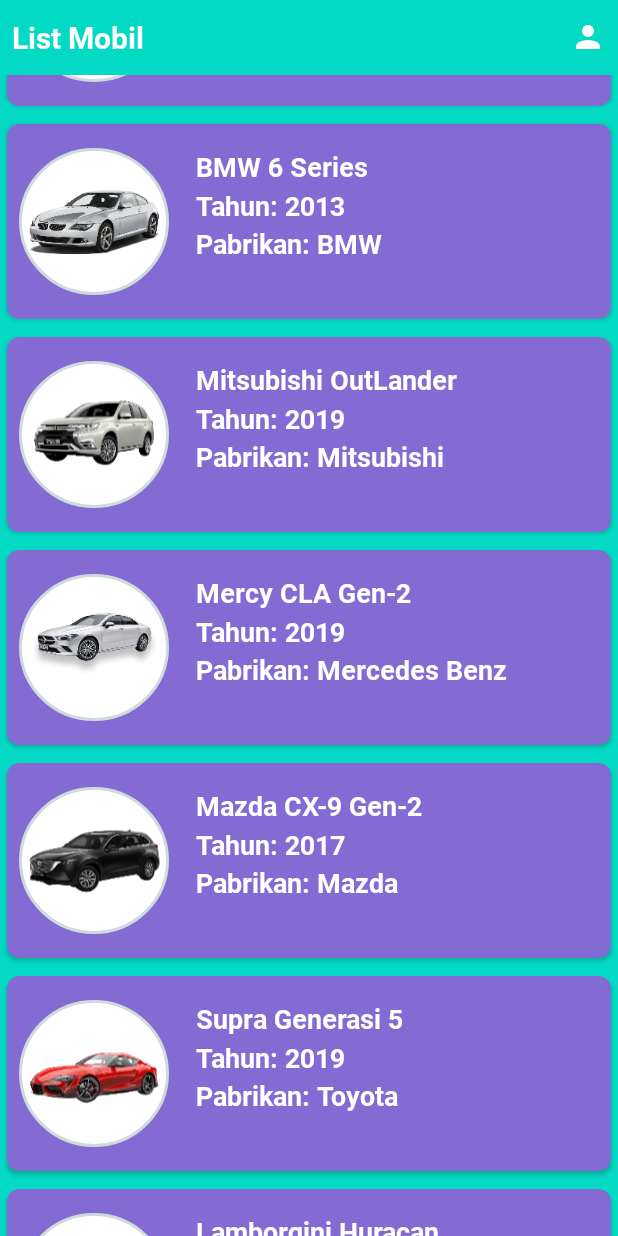
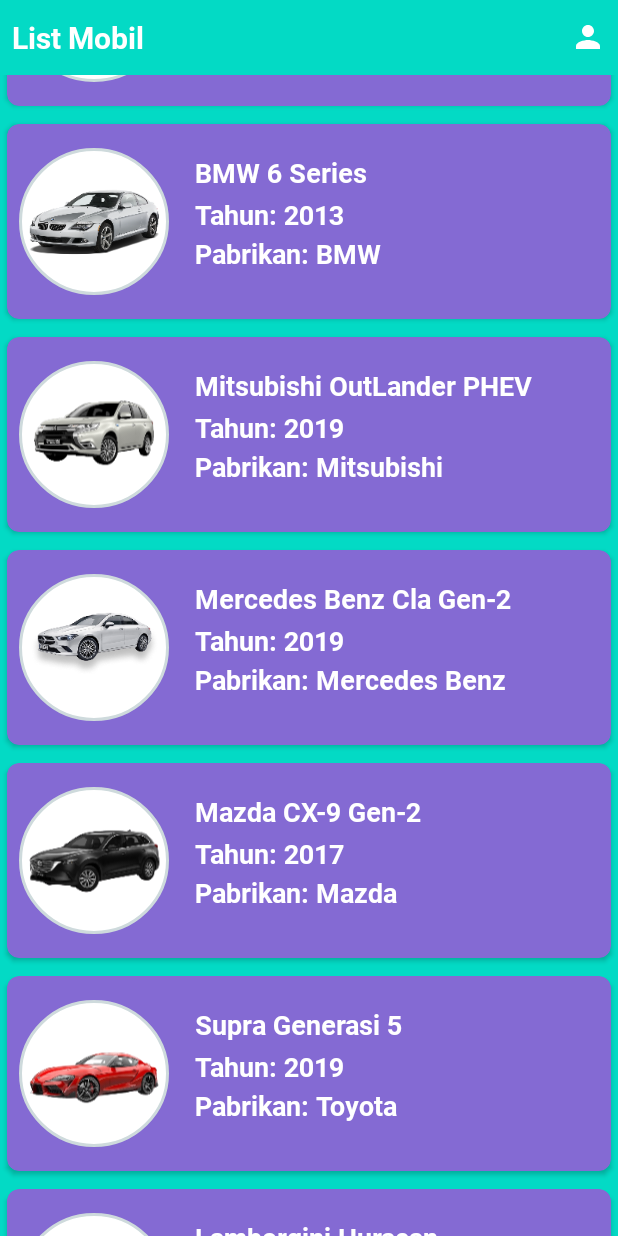
Before and after one commit to IhsanKurnia/GearBoxShop, an Android app: the screen it shows after launch (ListMobilActivity), scrolled down 541 dp, on a phone screen of 412 x 824 dp. Run offline under Robolectric (Android 15) with nearby library versions, the phone set to English and light mode, and no system bars.

```diff
--- a/app/src/main/java/com/ihsan_kurnia/android/gearboxshop/modelData.java
+++ b/app/src/main/java/com/ihsan_kurnia/android/gearboxshop/modelData.java
@@ -10,8 +10,8 @@ public class modelData {
             "Jaguar F Type 2013",
             "Volkswegen Typ R",
             "BMW 6 Series",
-            "Mitsubishi OutLander",
-            "Mercy CLA Gen-2",
+            "Mitsubishi OutLander PHEV",
+            "Mercedes Benz Cla Gen-2",
             "Mazda CX-9 Gen-2",
             "Supra Generasi 5",
             "Lamborgini Huracan"
--- a/app/src/main/res/layout/item_mobil.xml
+++ b/app/src/main/res/layout/item_mobil.xml
@@ -35,9 +35,9 @@
         <TextView
             android:id="@+id/tv_name_cars"
             android:layout_width="match_parent"
-            android:layout_height="match_parent"
-            android:layout_marginStart="2dp"
-            android:layout_marginTop="16dp"
+            android:layout_height="wrap_content"
+            android:layout_marginStart="1dp"
+            android:layout_marginTop="20dp"
             android:layout_toEndOf="@+id/img_item_mobil"
             android:fontFamily="@font/roboto_bold"
             android:text="Nama Kendaraan"
@@ -49,8 +49,8 @@
             android:layout_width="match_parent"
             android:layout_height="wrap_content"
             android:layout_alignTop="@+id/tv_name_cars"
-            android:layout_marginStart="2dp"
-            android:layout_marginTop="8dp"
+            android:layout_marginStart="1dp"
+            android:layout_marginTop="10dp"
             android:layout_marginEnd="8dp"
             android:layout_toEndOf="@+id/img_item_mobil"
             android:fontFamily="@font/roboto_bold"
@@ -65,8 +65,8 @@
             android:layout_width="match_parent"
             android:layout_height="wrap_content"
             android:layout_alignTop="@+id/tv_name_cars"
-            android:layout_marginStart="2dp"
-            android:layout_marginTop="35dp"
+            android:layout_marginStart="1dp"
+            android:layout_marginTop="38dp"
             android:layout_marginEnd="8dp"
             android:layout_toEndOf="@+id/img_item_mobil"
             android:fontFamily="@font/roboto_bold"
```
